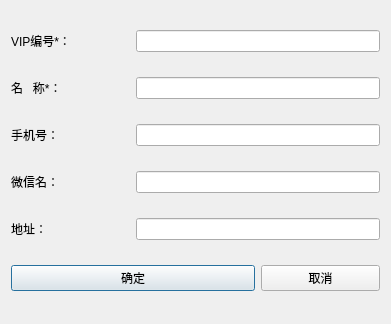
Before: the Qt Designer form QVIPSystem/QVIPSystem/QVipMemberInfo.ui in ydpan/ydpanProject, drawn with Qt 5.
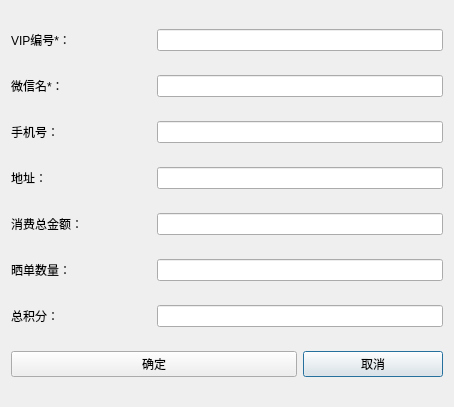
After: the same form once the commit is applied.

```diff
--- a/QVIPSystem/QVIPSystem/QVipMemberInfo.ui
+++ b/QVIPSystem/QVIPSystem/QVipMemberInfo.ui
@@ -6,34 +6,58 @@
    <rect>
     <x>0</x>
     <y>0</y>
-    <width>391</width>
-    <height>324</height>
+    <width>454</width>
+    <height>407</height>
    </rect>
   </property>
   <property name="windowTitle">
    <string>QVipMemberInfo</string>
   </property>
   <layout class="QGridLayout" name="gridLayout">
-   <item row="0" column="0">
-    <widget class="QLabel" name="label">
+   <item row="5" column="0">
+    <widget class="QLabel" name="label_6">
      <property name="text">
-      <string>VIP编号*：</string>
+      <string>晒单数量：</string>
      </property>
     </widget>
    </item>
-   <item row="0" column="1" colspan="2">
-    <widget class="QLineEdit" name="m_pVipNumber_lineEdit"/>
+   <item row="3" column="1" colspan="2">
+    <widget class="QLineEdit" name="m_pAddress_lineEdit"/>
    </item>
    <item row="1" column="0">
     <widget class="QLabel" name="label_2">
      <property name="text">
-      <string>名   称*：</string>
+      <string>微信名*：</string>
+     </property>
+    </widget>
+   </item>
+   <item row="7" column="2">
+    <widget class="QPushButton" name="m_pbCancle">
+     <property name="text">
+      <string>取消</string>
      </property>
     </widget>
    </item>
    <item row="1" column="1" colspan="2">
     <widget class="QLineEdit" name="m_pName_lineEdit"/>
    </item>
+   <item row="0" column="0">
+    <widget class="QLabel" name="label">
+     <property name="text">
+      <string>VIP编号*：</string>
+     </property>
+    </widget>
+   </item>
+   <item row="2" column="1" colspan="2">
+    <widget class="QLineEdit" name="m_pPhoneNum_lineEdit"/>
+   </item>
+   <item row="7" column="0" colspan="2">
+    <widget class="QPushButton" name="m_pbOK">
+     <property name="text">
+      <string>确定</string>
+     </property>
+    </widget>
+   </item>
    <item row="2" column="0">
     <widget class="QLabel" name="label_3">
      <property name="text">
@@ -41,42 +65,38 @@
      </property>
     </widget>
    </item>
-   <item row="2" column="1" colspan="2">
-    <widget class="QLineEdit" name="m_pPhoneNum_lineEdit"/>
-   </item>
    <item row="3" column="0">
-    <widget class="QLabel" name="label_4">
-     <property name="text">
-      <string>微信名：</string>
-     </property>
-    </widget>
-   </item>
-   <item row="3" column="1" colspan="2">
-    <widget class="QLineEdit" name="m_pChatName_lineEdit"/>
-   </item>
-   <item row="4" column="0">
     <widget class="QLabel" name="label_5">
      <property name="text">
       <string>地址：</string>
      </property>
     </widget>
    </item>
+   <item row="0" column="1" colspan="2">
+    <widget class="QLineEdit" name="m_pVipNumber_lineEdit"/>
+   </item>
+   <item row="4" column="0">
+    <widget class="QLabel" name="label_4">
+     <property name="text">
+      <string>消费总金额：</string>
+     </property>
+    </widget>
+   </item>
    <item row="4" column="1" colspan="2">
-    <widget class="QLineEdit" name="m_pAddress_lineEdit"/>
+    <widget class="QLineEdit" name="m_ptotalMeny_lineEdit"/>
    </item>
-   <item row="5" column="0" colspan="2">
-    <widget class="QPushButton" name="m_pbOK">
+   <item row="6" column="0">
+    <widget class="QLabel" name="label_7">
      <property name="text">
-      <string>确定</string>
+      <string>总积分：</string>
      </property>
     </widget>
    </item>
-   <item row="5" column="2">
-    <widget class="QPushButton" name="m_pbCancle">
-     <property name="text">
-      <string>取消</string>
-     </property>
-    </widget>
+   <item row="5" column="1" colspan="2">
+    <widget class="QLineEdit" name="m_pdrylist_lineEdit"/>
+   </item>
+   <item row="6" column="1" colspan="2">
+    <widget class="QLineEdit" name="m_pIntertion_lineEdit"/>
    </item>
   </layout>
  </widget>
```
